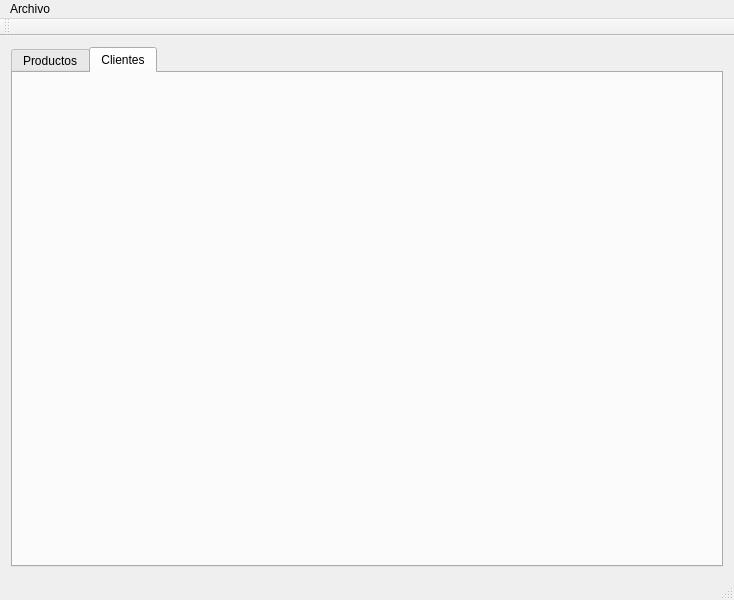
Old version of the form mainwindow.ui in the repository MacoChave/Practica1_SalesManager.
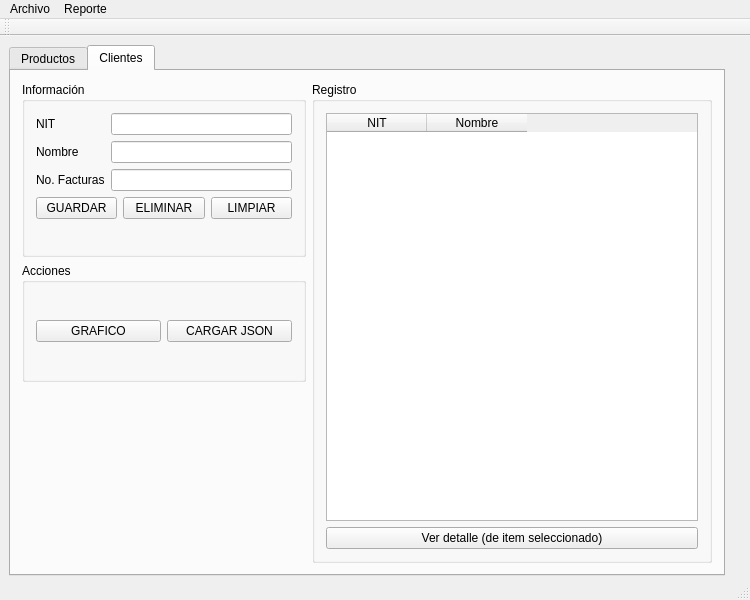
New version of the form.

Commit message: Lista clientes (sin facturas), crud de lista, carga masiva, grafico y mostrar datos en QTableWidget

```diff
--- a/mainwindow.ui
+++ b/mainwindow.ui
@@ -6,7 +6,7 @@
    <rect>
     <x>0</x>
     <y>0</y>
-    <width>734</width>
+    <width>750</width>
     <height>600</height>
    </rect>
   </property>
@@ -20,9 +20,15 @@
    <string>MainWindow</string>
   </property>
   <widget class="QWidget" name="centralWidget">
-   <layout class="QGridLayout" name="gridLayout">
-    <item row="0" column="0">
      <widget class="QTabWidget" name="tabWidget">
+    <property name="geometry">
+     <rect>
+      <x>9</x>
+      <y>9</y>
+      <width>716</width>
+      <height>531</height>
+     </rect>
+    </property>
       <property name="tabShape">
        <enum>QTabWidget::Rounded</enum>
       </property>
@@ -191,17 +197,152 @@
        <attribute name="title">
         <string>Clientes</string>
        </attribute>
-      </widget>
-     </widget>
-    </item>
-   </layout>
+     <layout class="QGridLayout" name="gridLayout" rowstretch="0,0,0" rowminimumheight="0,0,0">
+      <item row="0" column="0">
+       <widget class="QGroupBox" name="grp_cliente_info">
+        <property name="maximumSize">
+         <size>
+          <width>16777215</width>
+          <height>213</height>
+         </size>
+        </property>
+        <property name="title">
+         <string>Información</string>
+        </property>
+        <layout class="QFormLayout" name="formLayout_2">
+         <item row="0" column="0">
+          <widget class="QLabel" name="lbl_cliente_nit">
+           <property name="text">
+            <string>NIT</string>
+           </property>
+          </widget>
+         </item>
+         <item row="0" column="1">
+          <widget class="QLineEdit" name="edt_cliente_nit"/>
+         </item>
+         <item row="1" column="0">
+          <widget class="QLabel" name="lbl_cliente_nombre">
+           <property name="text">
+            <string>Nombre</string>
+           </property>
+          </widget>
+         </item>
+         <item row="1" column="1">
+          <widget class="QLineEdit" name="edt_cliente_nombre"/>
+         </item>
+         <item row="2" column="0">
+          <widget class="QLabel" name="lbl_cliente_no_facturas">
+           <property name="text">
+            <string>No. Facturas</string>
+           </property>
+          </widget>
+         </item>
+         <item row="2" column="1">
+          <widget class="QLineEdit" name="edt_cliente_no_facturas"/>
+         </item>
+         <item row="3" column="0" colspan="2">
+          <layout class="QHBoxLayout" name="horizontalLayout_2">
+           <item>
+            <widget class="QPushButton" name="btn_cliente_aceptar">
+             <property name="text">
+              <string>GUARDAR</string>
+             </property>
+            </widget>
+           </item>
+           <item>
+            <widget class="QPushButton" name="btn_cliente_eliminar">
+             <property name="text">
+              <string>ELIMINAR</string>
+             </property>
+            </widget>
+           </item>
+           <item>
+            <widget class="QPushButton" name="btn_cliente_limpiar">
+             <property name="text">
+              <string>LIMPIAR</string>
+             </property>
+            </widget>
+           </item>
+          </layout>
+         </item>
+        </layout>
+       </widget>
+      </item>
+      <item row="0" column="1" rowspan="3">
+       <widget class="QGroupBox" name="grp_cliente_registro">
+        <property name="minimumSize">
+         <size>
+          <width>400</width>
+          <height>0</height>
+         </size>
+        </property>
+        <property name="title">
+         <string>Registro</string>
+        </property>
+        <layout class="QGridLayout" name="gridLayout_6">
+         <item row="0" column="0">
+          <widget class="QTableWidget" name="tbl_cliente_registro">
+           <column>
+            <property name="text">
+             <string>NIT</string>
+            </property>
+           </column>
+           <column>
+            <property name="text">
+             <string>Nombre</string>
+            </property>
+           </column>
+          </widget>
+         </item>
+         <item row="1" column="0">
+          <widget class="QPushButton" name="btn_cliente_detalle">
+           <property name="text">
+            <string>Ver detalle (de item seleccionado)</string>
+           </property>
+          </widget>
+         </item>
+        </layout>
+       </widget>
+      </item>
+      <item row="1" column="0">
+       <widget class="QGroupBox" name="grp_cliente_accion">
+        <property name="maximumSize">
+         <size>
+          <width>16777215</width>
+          <height>119</height>
+         </size>
+        </property>
+        <property name="title">
+         <string>Acciones</string>
+        </property>
+        <layout class="QGridLayout" name="gridLayout_7">
+         <item row="0" column="0">
+          <widget class="QPushButton" name="btn_cliente_grafico">
+           <property name="text">
+            <string>GRAFICO</string>
+           </property>
+          </widget>
+         </item>
+         <item row="0" column="1">
+          <widget class="QPushButton" name="btn_cliente_carga">
+           <property name="text">
+            <string>CARGAR JSON</string>
+           </property>
+          </widget>
+         </item>
+        </layout>
+       </widget>
+      </item>
+     </layout>
+    </widget>
+   </widget>
   </widget>
   <widget class="QMenuBar" name="menuBar">
    <property name="geometry">
     <rect>
      <x>0</x>
      <y>0</y>
-     <width>734</width>
+     <width>750</width>
      <height>25</height>
     </rect>
    </property>
@@ -211,7 +352,22 @@
     </property>
     <addaction name="actionSalir"/>
    </widget>
+   <widget class="QMenu" name="menuReporte">
+    <property name="title">
+     <string>Reporte</string>
+    </property>
+    <widget class="QMenu" name="menuGrafico">
+     <property name="title">
+      <string>Grafico</string>
+     </property>
+     <addaction name="actionLista_Producto"/>
+     <addaction name="actionLista_Cliente"/>
+    </widget>
+    <addaction name="menuGrafico"/>
+    <addaction name="actionEficiencia"/>
+   </widget>
    <addaction name="menuArchivo"/>
+   <addaction name="menuReporte"/>
   </widget>
   <widget class="QToolBar" name="mainToolBar">
    <attribute name="toolBarArea">
```
Left out of the diff: 121 changed lines with no effect on the pictures. Lines whose indentation alone changed are shown as unchanged. The commit also changes 12 other files.
